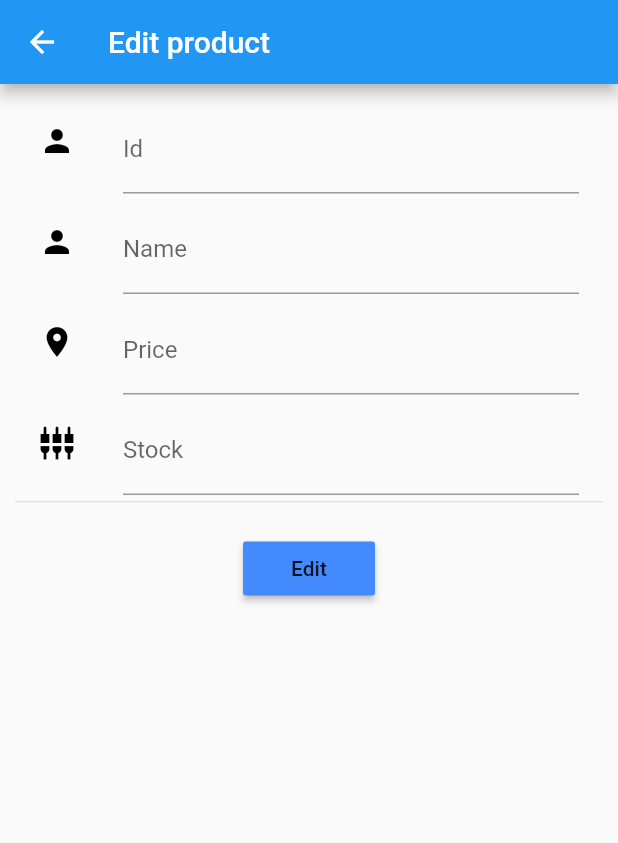
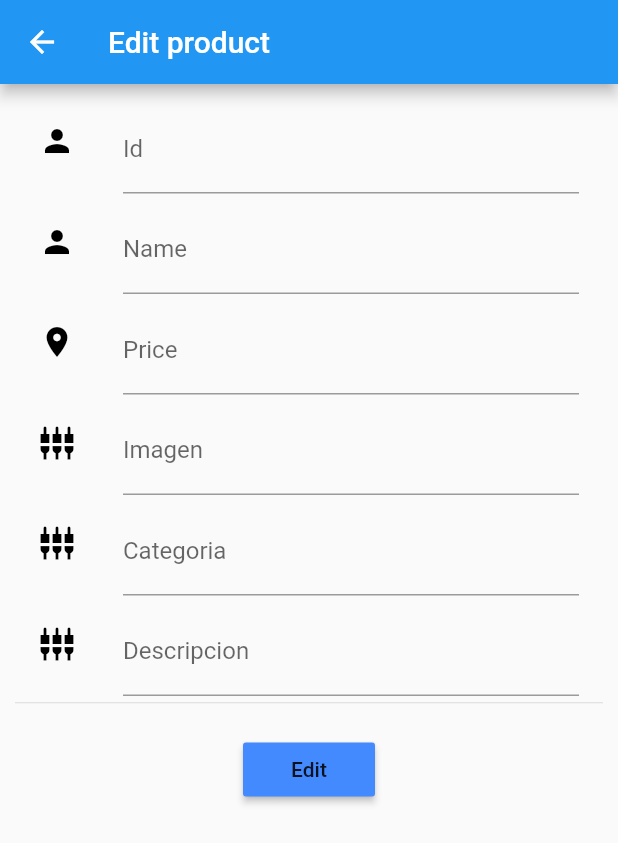
Before and after one commit to wlachoo/App_products, a Flutter app: the EditProduct screen opened directly, on a phone screen of 412 x 824 dp. Shown: the top 843 px of the screen. Run offline on Flutter 3.47's test engine with Material 2 defaults, Android fonts, the phone set to English and light mode, and no system bars; our stand-ins replace shared_preferences; accounts and stored records are empty; statements that could not run were skipped.

```diff
--- a/lib/view/addProducts.dart
+++ b/lib/view/addProducts.dart
@@ -18,7 +18,9 @@ class _AddDataProductState extends State<AddDataProduct> {
 
   final TextEditingController _nameController = new TextEditingController();
   final TextEditingController _priceController = new TextEditingController();
-  final TextEditingController _stockController = new TextEditingController();
+  final TextEditingController _pictureController = new TextEditingController();
+  final TextEditingController _categoryController = new TextEditingController();
+  final TextEditingController _descriptionController = new TextEditingController();
 
 
   @override
@@ -65,22 +67,54 @@ class _AddDataProductState extends State<AddDataProduct> {
               Container(
                 height: 50,
                 child: new TextField(
-                  controller: _stockController,
+                  controller: _pictureController,
                   keyboardType: TextInputType.text,
                   decoration: InputDecoration(
-                    labelText: 'stock',
-                    hintText: 'Place your stock',
+                    labelText: 'Imagen',
+                    hintText: 'Place your image',
                     icon: new Icon(Icons.vpn_key),
                   ),
                 ),
               ),
+
+              new Padding(padding: new EdgeInsets.only(top: 44.0),),
+
+              Container(
+                height: 50,
+                child: new TextField(
+                  controller: _categoryController,
+                  keyboardType: TextInputType.text,
+                  decoration: InputDecoration(
+                    labelText: 'categoria',
+                    hintText: 'Place your category',
+                    icon: new Icon(Icons.vpn_key),
+                  ),
+                ),
+              ),
+
+              new Padding(padding: new EdgeInsets.only(top: 44.0),),
+
+              Container(
+                height: 50,
+                child: new TextField(
+                  controller: _descriptionController,
+                  keyboardType: TextInputType.text,
+                  decoration: InputDecoration(
+                    labelText: 'descripcion',
+                    hintText: 'Place your description',
+                    icon: new Icon(Icons.vpn_key),
+                  ),
+                ),
+              ),
+
+
              new Padding(padding: new EdgeInsets.only(top: 44.0),),
               Container(
                 height: 50,
                 child: new RaisedButton(
                   onPressed: (){
                     databaseHelper.addDataProducto(
-                        _nameController.text.trim(), _priceController.text.trim(), _stockController.text.trim());
+                        _nameController.text.trim(), _priceController.text.trim(), _pictureController.text.trim(), _categoryController.text.trim(), _descriptionController.text.trim());
                     Navigator.of(context).push(
                         new MaterialPageRoute(
                           builder: (BuildContext context) => new MainPage(),
--- a/lib/view/editProduct.dart
+++ b/lib/view/editProduct.dart
@@ -20,7 +20,9 @@ class _EditProductState extends State<EditProduct> {
 
   TextEditingController controllerName;
   TextEditingController controllerPrice;
-  TextEditingController controllerStock;
+  TextEditingController controllerPicture;
+  TextEditingController controllerCategory;
+  TextEditingController controllerDescription;
   TextEditingController controllerId;
 
   @override
@@ -29,7 +31,9 @@ class _EditProductState extends State<EditProduct> {
     controllerId= new TextEditingController(text: widget.list[widget.index]['_id'].toString() );
     controllerName= new TextEditingController(text: widget.list[widget.index]['name'].toString() );
     controllerPrice= new TextEditingController(text: widget.list[widget.index]['price'].toString() );
-    controllerStock= new TextEditingController(text: widget.list[widget.index]['stock'].toString() );
+    controllerPicture= new TextEditingController(text: widget.list[widget.index]['stock'].toString() );
+    controllerCategory= new TextEditingController(text: widget.list[widget.index]['stock'].toString() );
+    controllerDescription= new TextEditingController(text: widget.list[widget.index]['stock'].toString() );
     super.initState();
 
   }
@@ -87,12 +91,36 @@ class _EditProductState extends State<EditProduct> {
                   new ListTile(
                     leading: const Icon(Icons.settings_input_component, color: Colors.black),
                     title: new TextFormField(
-                      controller: controllerStock,
+                      controller: controllerPicture,
                           validator: (value) {
-                            if (value.isEmpty) return "Ingresa Stock";
+                            if (value.isEmpty) return "Ingresa la imagen";
                           },
                       decoration: new InputDecoration(
-                        hintText: "Stock", labelText: "Stock",
+                        hintText: "Imagen", labelText: "Imagen",
+                      ),
+                    ),
+                  ),
+                  new ListTile(
+                    leading: const Icon(Icons.settings_input_component, color: Colors.black),
+                    title: new TextFormField(
+                      controller: controllerCategory,
+                          validator: (value) {
+                            if (value.isEmpty) return "Ingresa Categoria";
+                          },
+                      decoration: new InputDecoration(
+                        hintText: "Categoria", labelText: "Categoria",
+                      ),
+                    ),
+                  ),
+                  new ListTile(
+                    leading: const Icon(Icons.settings_input_component, color: Colors.black),
+                    title: new TextFormField(
+                      controller: controllerDescription,
+                          validator: (value) {
+                            if (value.isEmpty) return "Ingresa Descripcion";
+                          },
+                      decoration: new InputDecoration(
+                        hintText: "Descripcion", labelText: "Descripcion",
                       ),
                     ),
                   ),
@@ -107,7 +135,7 @@ class _EditProductState extends State<EditProduct> {
                     color: Colors.blueAccent,
                     onPressed: (){
                     databaseHelper.editarProduct(
-                        controllerId.text.trim(), controllerName.text.trim(), controllerPrice.text.trim(), controllerStock.text.trim());
+                        controllerId.text.trim(), controllerName.text.trim(), controllerPrice.text.trim(), controllerPicture.text.trim(), controllerCategory.text.trim(), controllerDescription.text.trim());
                     Navigator.of(context).push(
                         new MaterialPageRoute(
                           builder: (BuildContext context) => new ListProducts(),
```
Also changed, not shown: lib/controllers/databasehelpers.dart (+23 -6 lines), lib/view/listProducts.dart (+20 -9 lines), appnodejscrud_First_Frame.png (deleted), 4 other files.
